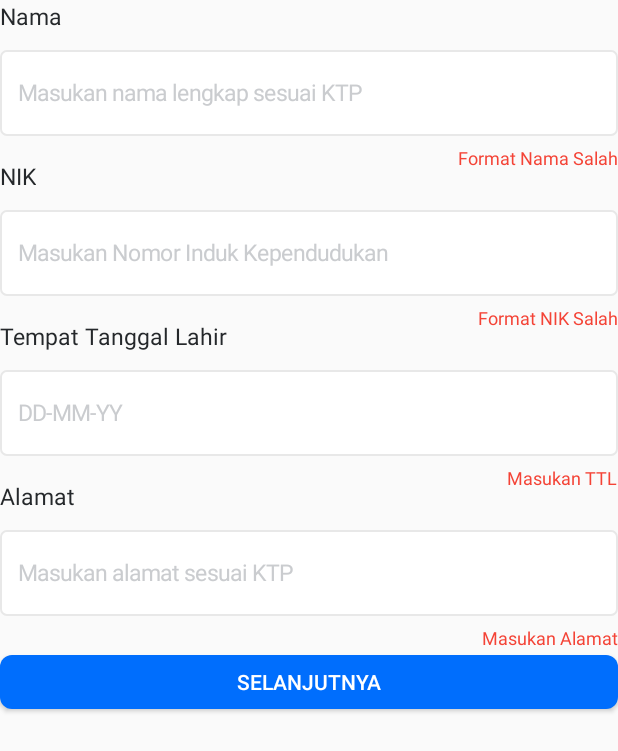
After one commit to internship-motion-team-12/Medgency, an Android app: the layout verifikasi_pasien_baru_item.xml on its own in the app's theme, with its tools: preview values and no code run, on a phone screen of 412 x 824 dp. The commit adds this screen. Shown: the top 751 px of the screen. Run offline under Robolectric (Android 15) with nearby library versions, the phone set to English and light mode, and no system bars.

```diff
--- a/app/src/main/java/com/example/medgency/splash.java
+++ b/app/src/main/java/com/example/medgency/splash.java
@@ -26,7 +26,7 @@ public class splash extends AppCompatActivity {
             finish();
         }
         else {
-            Intent intent = new Intent(this, MainActivity.class);
+            Intent intent = new Intent(this, VerifikasiPasien.class);
             intent.putExtra("Status","Dont destroy");
             startActivity(intent);
             finish();
--- /dev/null
+++ b/app/src/main/res/layout/verifikasi_pasien_baru_item.xml
@@ -0,0 +1,153 @@
+<?xml version="1.0" encoding="utf-8"?>
+<android.support.constraint.ConstraintLayout xmlns:android="http://schemas.android.com/apk/res/android"
+    android:layout_width="match_parent"
+    android:layout_height="match_parent"
+    xmlns:app="http://schemas.android.com/apk/res-auto">
+
+    <TextView
+        android:id="@+id/TVNama"
+        android:layout_width="wrap_content"
+        android:layout_height="21dp"
+        android:text="Nama"
+        android:textSize="15sp"
+        android:textColor="@color/blackBold"
+        android:lineHeight="20dp"
+        app:layout_constraintTop_toTopOf="parent"
+        app:layout_constraintStart_toStartOf="parent"/>
+
+    <EditText
+        android:id="@+id/ETNama"
+        android:layout_width="match_parent"
+        android:layout_height="57dp"
+        android:layout_marginTop="12dp"
+        android:paddingLeft="12dp"
+        android:hint="@string/MasukanNamaLengkapSesuaiKTP"
+        android:textColorHint="#CACCCF"
+        android:background="@drawable/bg_jenis_pasien"
+        app:layout_constraintTop_toBottomOf="@+id/TVNama" />
+
+    <TextView
+        android:id="@+id/TVPeringatanNama"
+        android:layout_width="wrap_content"
+        android:layout_height="16dp"
+        android:text="Format Nama Salah"
+        android:textColor="#F44336"
+        android:textSize="12sp"
+        android:layout_marginTop="6dp"
+        app:layout_constraintTop_toBottomOf="@id/ETNama"
+        app:layout_constraintEnd_toEndOf="parent"/>
+
+    <TextView
+        android:id="@+id/TVNIK"
+        android:layout_width="wrap_content"
+        android:layout_height="21dp"
+        android:text="NIK"
+        android:layout_marginTop="16dp"
+        android:textSize="15sp"
+        android:textColor="@color/blackBold"
+        android:lineHeight="20dp"
+        app:layout_constraintTop_toBottomOf="@+id/ETNama"
+        app:layout_constraintStart_toStartOf="parent"/>
+
+    <EditText
+        android:id="@+id/ETNIK"
+        android:layout_width="match_parent"
+        android:layout_height="57dp"
+        android:layout_marginTop="12dp"
+        android:paddingLeft="12dp"
+        android:hint="@string/MasukanNIK"
+        android:textColorHint="#CACCCF"
+        android:background="@drawable/bg_jenis_pasien"
+        app:layout_constraintTop_toBottomOf="@+id/TVNIK" />
+
+    <TextView
+        android:id="@+id/TVPeringatanNIK"
+        android:layout_width="wrap_content"
+        android:layout_height="16dp"
+        android:text="Format NIK Salah"
+        android:textColor="#F44336"
+        android:textSize="12sp"
+        android:layout_marginTop="6dp"
+        app:layout_constraintTop_toBottomOf="@id/ETNIK"
+        app:layout_constraintEnd_toEndOf="parent"/>
+
+    <TextView
+        android:id="@+id/TVTL"
+        android:layout_width="wrap_content"
+        android:layout_height="21dp"
+        android:text="Tempat Tanggal Lahir"
+        android:layout_marginTop="16dp"
+        android:textSize="15sp"
+        android:textColor="@color/blackBold"
+        android:lineHeight="20dp"
+        app:layout_constraintTop_toBottomOf="@+id/ETNIK"
+        app:layout_constraintStart_toStartOf="parent"/>
+
+    <EditText
+        android:id="@+id/ETTTL"
+        android:layout_width="match_parent"
+        android:layout_height="57dp"
+        android:layout_marginTop="12dp"
+        android:paddingLeft="12dp"
+        android:hint="@string/MasukanTTL"
+        android:textColorHint="#CACCCF"
+        android:background="@drawable/bg_jenis_pasien"
+        app:layout_constraintTop_toBottomOf="@+id/TVTL" />
+
+    <TextView
+        android:id="@+id/TVPeringatanTTL"
+        android:layout_width="wrap_content"
+        android:layout_height="16dp"
+        android:text="Masukan TTL"
+        android:textColor="#F44336"
+        android:textSize="12sp"
+        android:layout_marginTop="6dp"
+        app:layout_constraintTop_toBottomOf="@id/ETTTL"
+        app:layout_constraintEnd_toEndOf="parent"/>
+
+    <TextView
+        android:id="@+id/TVAlamat"
+        android:layout_width="wrap_content"
+        android:layout_height="21dp"
+        android:text="Alamat"
+        android:layout_marginTop="16dp"
+        android:textSize="15sp"
+        android:textColor="@color/blackBold"
+        android:lineHeight="20dp"
+        app:layout_constraintTop_toBottomOf="@+id/ETTTL"
+        app:layout_constraintStart_toStartOf="parent"/>
+
+    <EditText
+        android:id="@+id/ETAlamat"
+        android:layout_width="match_parent"
+        android:layout_height="57dp"
+        android:layout_marginTop="12dp"
+        android:paddingLeft="12dp"
+        android:hint="@string/MasukanAlamatSesuaiKTP"
+        android:textColorHint="#CACCCF"
+        android:background="@drawable/bg_jenis_pasien"
+        app:layout_constraintTop_toBottomOf="@+id/TVAlamat" />
+
+    <TextView
+        android:id="@+id/TVPeringatanAlamat"
+        android:layout_width="wrap_content"
+        android:layout_height="16dp"
+        android:text="Masukan Alamat"
+        android:textColor="#F44336"
+        android:textSize="12sp"
+        android:layout_marginTop="6dp"
+        app:layout_constraintTop_toBottomOf="@id/ETAlamat"
+        app:layout_constraintEnd_toEndOf="parent"/>
+
+    <Button
+        android:id="@+id/BtnGoToPilihJadwal"
+        android:layout_width="match_parent"
+        android:layout_height="36dp"
+        android:layout_marginTop="26dp"
+        android:text = "Selanjutnya"
+        android:textColor="@color/white"
+        android:textSize="14sp"
+        android:background="@drawable/clikable_button_bg"
+        app:layout_constraintTop_toBottomOf="@id/ETAlamat" />
+
+</android.support.constraint.ConstraintLayout>
--- a/app/src/main/res/values/colors.xml
+++ b/app/src/main/res/values/colors.xml
@@ -1,7 +1,7 @@
 <?xml version="1.0" encoding="utf-8"?>
 <resources>
     <color name="colorPrimary">#FFFFFF</color>
-    <color name="colorPrimaryDark">#FFFFFF</color>
+    <color name="colorPrimaryDark">#6b6d70</color>
     <color name="colorAccent">#D81B60</color>
     <color name="white">#FFFFFF</color>
     <color name="blue">#006EFD</color>
--- a/app/src/main/res/values/strings.xml
+++ b/app/src/main/res/values/strings.xml
@@ -14,4 +14,14 @@
     <string name="Home">Home</string>
     <string name="JadwalSaya">Jadwal Saya</string>
     <string name="Profil">Profil</string>
+    <string name="PasienLama">Pasien Lama</string>
+    <string name="PasienBaru">Pasien Baru</string>
+    <string name="NomorRekamMedis">Nomor Rekam Medis</string>
+
+    <!-- Hint Edit Text-->
+    <string name="MasukanNamaLengkapSesuaiKTP"><font size="15">Masukan nama lengkap sesuai KTP</font></string>
+    <string name="MasukanNIK"><font size="15">Masukan Nomor Induk Kependudukan</font></string>
+    <string name="MasukanTTL"><font size="15">DD-MM-YY</font></string>
+    <string name="MasukanAlamatSesuaiKTP"><font size="15">Masukan alamat sesuai KTP</font></string>
+    <string name="MasukanNomorRekamMedis"><font size="15">Contoh : 09765644677</font></string>
 </resources>
```
Also changed, not shown: app/src/main/AndroidManifest.xml (+6 -1 lines), app/src/main/java/com/example/medgency/VerifikasiPasien.java (+50 -2 lines), app/src/main/java/com/example/medgency/adapter/PasienBaruAdapter.java (added, +73 -0 lines), app/src/main/java/com/example/medgency/adapter/PasienLamaAdapter.java (added, +63 -0 lines), app/src/main/res/layout/activity_verifikasi_pasien.xml (+23 -2 lines), app/src/main/res/layout/pop_up_patient_type.xml (+8 -2 lines), app/src/main/res/layout/verifikasi_pasien_lama_item.xml (added, +51 -0 lines).
